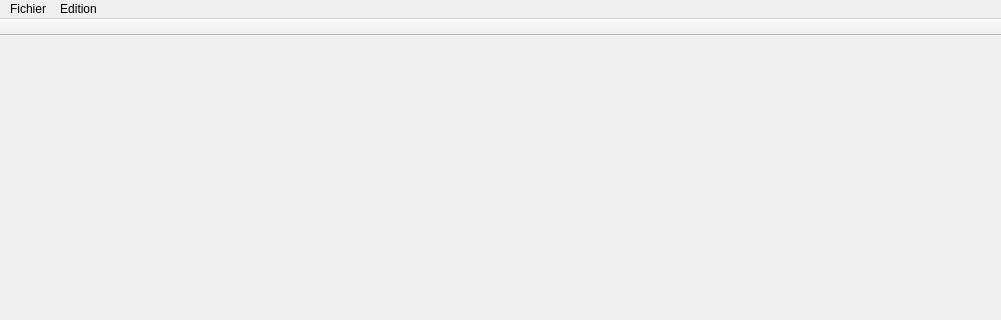
ForestierL/ihm, file editionwindow.ui: the form before one commit; both pictures show x 0 to 1001 and y 0 to 320 of the 1001 by 800 pixel window.
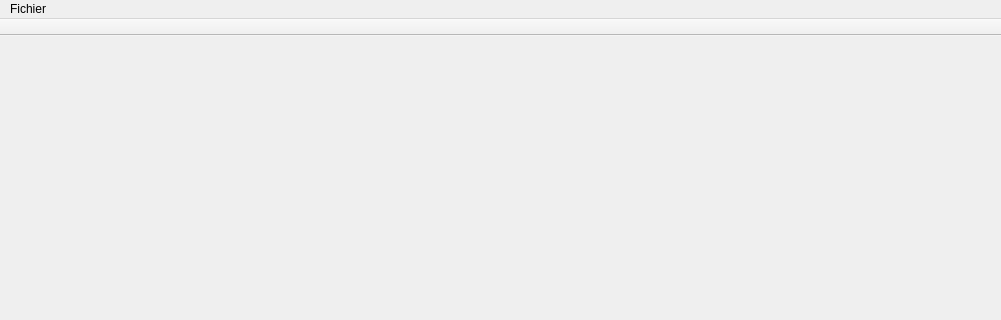
The form after the commit.

```diff
--- a/editionwindow.ui
+++ b/editionwindow.ui
@@ -51,14 +51,7 @@
     <addaction name="separator"/>
     <addaction name="closeAct"/>
    </widget>
-   <widget class="QMenu" name="menuedition">
-    <property name="title">
-     <string>Edition</string>
-    </property>
-    <addaction name="actiontruc"/>
-   </widget>
    <addaction name="menufichier"/>
-   <addaction name="menuedition"/>
   </widget>
   <widget class="QStatusBar" name="statusbar">
    <property name="sizeGripEnabled">
```
